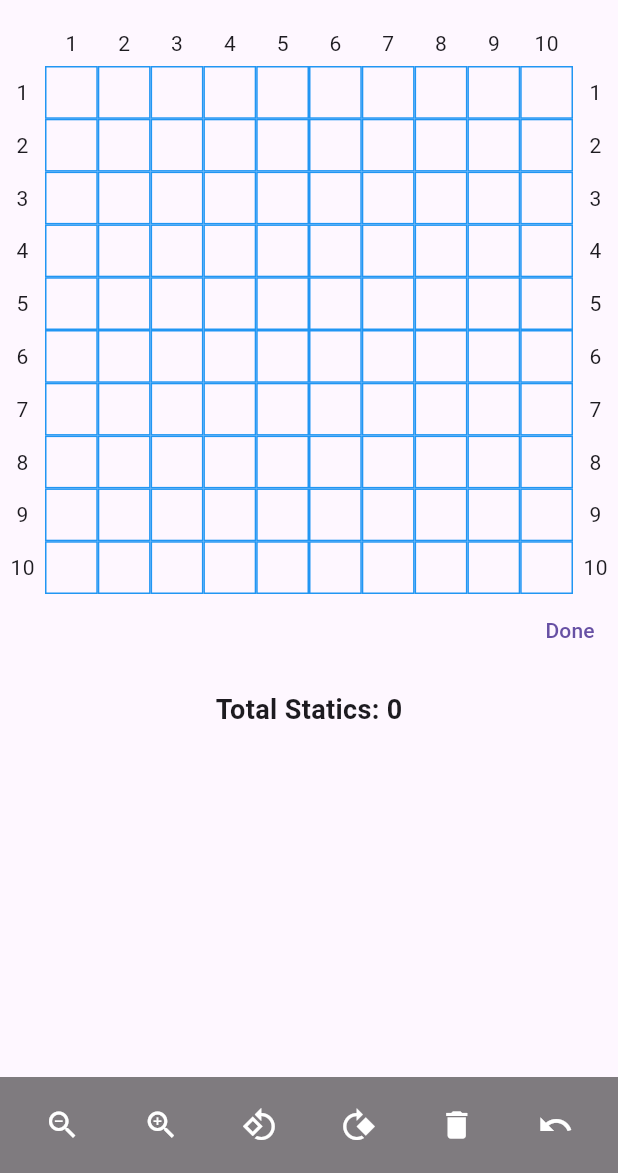
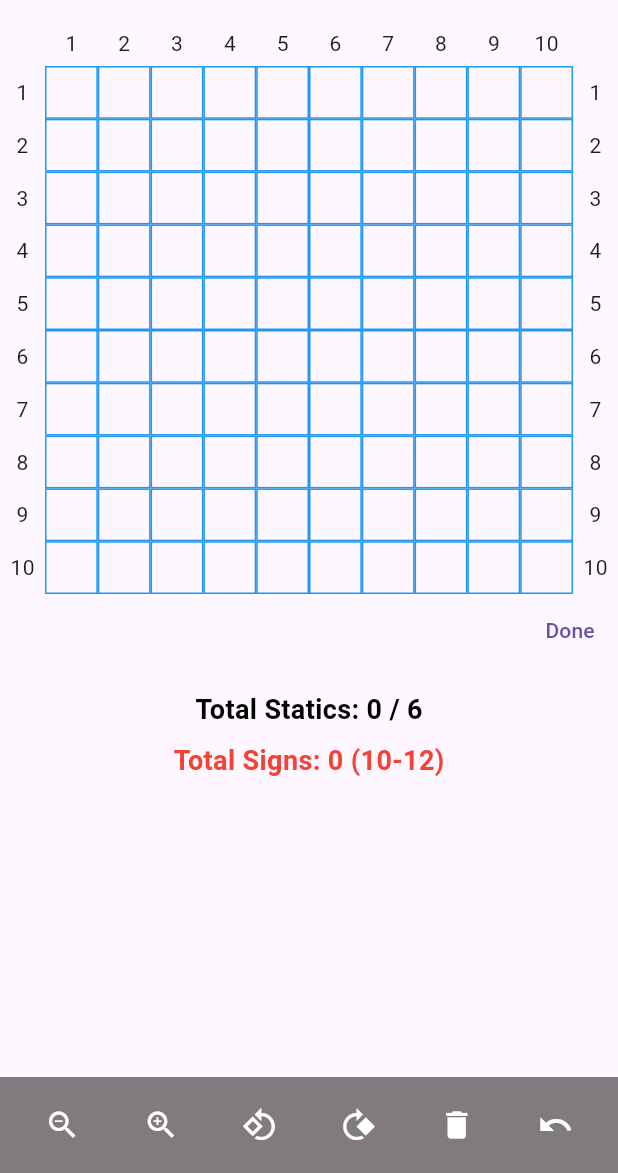
Before and after one commit to carolynbarbour/rally-creator, a Flutter app: the GridScreen screen opened by its route, after a tap on "Edit", on a phone screen of 412 x 824 dp, the part 63-1236 px from its top. Run offline on Flutter 3.47's test engine with Material 3 defaults, Android fonts, the phone set to English and light mode, and no system bars; our stand-ins replace firebase_core, firebase_database, flutter_dotenv, flutter_riverpod, go_router, riverpod_annotation; missing offline and left inert: matrix_gesture_detector; accounts and stored records are empty; generated files the repository leaves out were written again.

Commit message:
Add course constraints - statics and min/max signs

```diff
--- a/lib/widgets/grid.dart
+++ b/lib/widgets/grid.dart
@@ -108,7 +108,7 @@ class Grid extends ConsumerWidget {
                       // The interactive images, now correctly layered
                       ...placedImages.map((imageState) {
                         final bool isSpecialSign =
-                            imageState.assetPath.contains('base') &&
+                            imageState.assetPath.contains('base') ||
                             imageState.assetPath.contains('bonus');
 
                         int displayIndex = -1;
--- a/lib/widgets/sign_reorderable_list.dart
+++ b/lib/widgets/sign_reorderable_list.dart
@@ -1,7 +1,9 @@
 import 'package:flutter/material.dart';
 import 'package:flutter/services.dart';
 import 'package:flutter_riverpod/flutter_riverpod.dart';
+import 'package:myapp/course_constraints.dart';
 import 'package:myapp/image_state.dart';
+import 'package:myapp/level_selection_provider.dart';
 import 'package:myapp/providers.dart';
 
 class SignReorderableList extends ConsumerWidget {
@@ -23,10 +25,15 @@ class SignReorderableList extends ConsumerWidget {
 
   @override
   Widget build(BuildContext context, WidgetRef ref) {
-    final totalStatic = placedImages.fold<int>(
-      0,
-      (sum, image) => sum + image.sign.static,
-    );
+    final totalStatic = placedImages
+        .where((element) => element.isCounted)
+        .fold<int>(0, (sum, image) => sum + image.sign.static);
+    final int courseLevel = ref.watch(levelProvider);
+    final constraints = courseConstraints[courseLevel]!;
+    final totalSigns = placedImages
+        .where((element) => element.isCounted)
+        .length;
+
     return SliverToBoxAdapter(
       child: Column(
         children: [
@@ -76,10 +83,33 @@ class SignReorderableList extends ConsumerWidget {
             },
           ),
           Padding(
-            padding: const EdgeInsets.only(top: 16.0),
-            child: Text(
-              'Total Statics: $totalStatic',
-              style: const TextStyle(fontSize: 18, fontWeight: FontWeight.bold),
+            padding: const EdgeInsets.only(top: 16.0, left: 16.0, right: 16.0),
+            child: Column(
+              children: [
+                Text(
+                  'Total Statics: $totalStatic / ${constraints.maxStatics}',
+                  style: TextStyle(
+                    fontSize: 18,
+                    fontWeight: FontWeight.bold,
+                    color: totalStatic > constraints.maxStatics
+                        ? Colors.red
+                        : Colors.black,
+                  ),
+                ),
+                const SizedBox(height: 8),
+                Text(
+                  'Total Signs: $totalSigns (${constraints.minSigns}-${constraints.maxSigns})',
+                  style: TextStyle(
+                    fontSize: 18,
+                    fontWeight: FontWeight.bold,
+                    color:
+                        totalSigns < constraints.minSigns ||
+                            totalSigns > constraints.maxSigns
+                        ? Colors.red
+                        : Colors.black,
+                  ),
+                ),
+              ],
             ),
           ),
           // Add padding to the bottom to avoid being obscured by the action bar
```
Also changed, not shown: lib/course_constraints.dart (added, +23 -0 lines).
